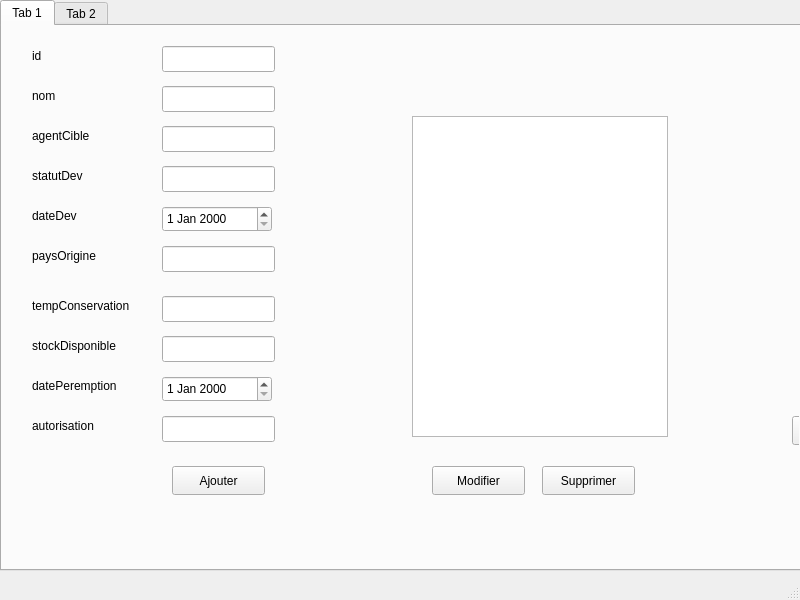
Before: the Qt Designer form mainwindow.ui in ProjetCPP-S2-2A15/projetcpp2a15-vaccicare, drawn with Qt 5.
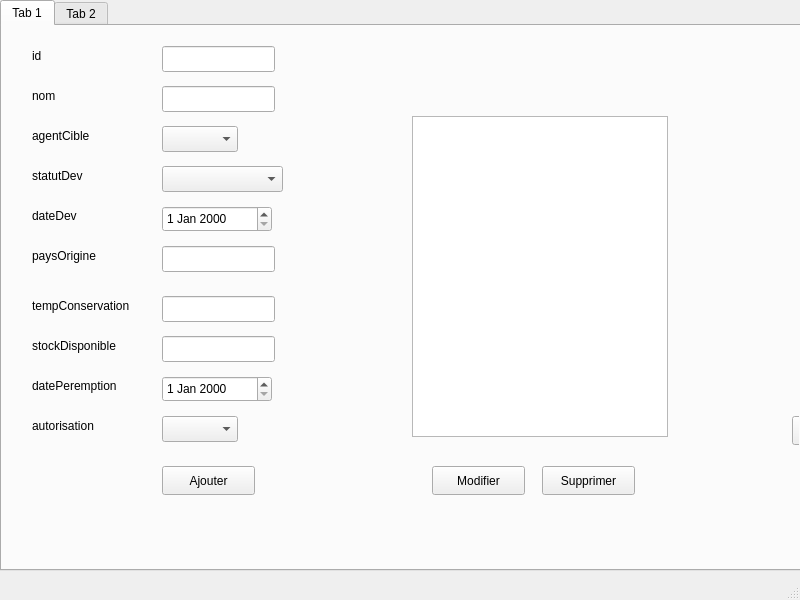
After: the same form once the commit is applied.

Patch:
```diff
--- a/mainwindow.ui
+++ b/mainwindow.ui
@@ -59,7 +59,7 @@
      <widget class="QPushButton" name="pushButtonAjouter">
       <property name="geometry">
        <rect>
-        <x>170</x>
+        <x>160</x>
         <y>440</y>
         <width>93</width>
         <height>29</height>
@@ -69,16 +69,6 @@
        <string>Ajouter</string>
       </property>
      </widget>
-     <widget class="QLineEdit" name="lineEditAutorisation">
-      <property name="geometry">
-       <rect>
-        <x>160</x>
-        <y>390</y>
-        <width>113</width>
-        <height>26</height>
-       </rect>
-      </property>
-     </widget>
      <widget class="QLabel" name="label_5">
       <property name="geometry">
        <rect>
@@ -148,16 +138,6 @@
        </rect>
       </property>
      </widget>
-     <widget class="QLineEdit" name="lineEditAgent">
-      <property name="geometry">
-       <rect>
-        <x>160</x>
-        <y>100</y>
-        <width>113</width>
-        <height>26</height>
-       </rect>
-      </property>
-     </widget>
      <widget class="QLabel" name="label_4">
       <property name="geometry">
        <rect>
@@ -197,16 +177,6 @@
        <string>tempConservation</string>
       </property>
      </widget>
-     <widget class="QLineEdit" name="lineEditStatut">
-      <property name="geometry">
-       <rect>
-        <x>160</x>
-        <y>140</y>
-        <width>113</width>
-        <height>26</height>
-       </rect>
-      </property>
-     </widget>
      <widget class="QLabel" name="label_8">
       <property name="geometry">
        <rect>
@@ -322,6 +292,36 @@
        <string>Exporter</string>
       </property>
      </widget>
+     <widget class="QComboBox" name="comboBoxStatut">
+      <property name="geometry">
+       <rect>
+        <x>160</x>
+        <y>140</y>
+        <width>121</width>
+        <height>26</height>
+       </rect>
+      </property>
+     </widget>
+     <widget class="QComboBox" name="comboBoxAgent">
+      <property name="geometry">
+       <rect>
+        <x>160</x>
+        <y>100</y>
+        <width>76</width>
+        <height>26</height>
+       </rect>
+      </property>
+     </widget>
+     <widget class="QComboBox" name="comboBoxAutorisation">
+      <property name="geometry">
+       <rect>
+        <x>160</x>
+        <y>390</y>
+        <width>76</width>
+        <height>26</height>
+       </rect>
+      </property>
+     </widget>
     </widget>
     <widget class="QWidget" name="tab_2">
      <attribute name="title">
```
Left out of the diff: 6 changed lines with no effect on the pictures.
